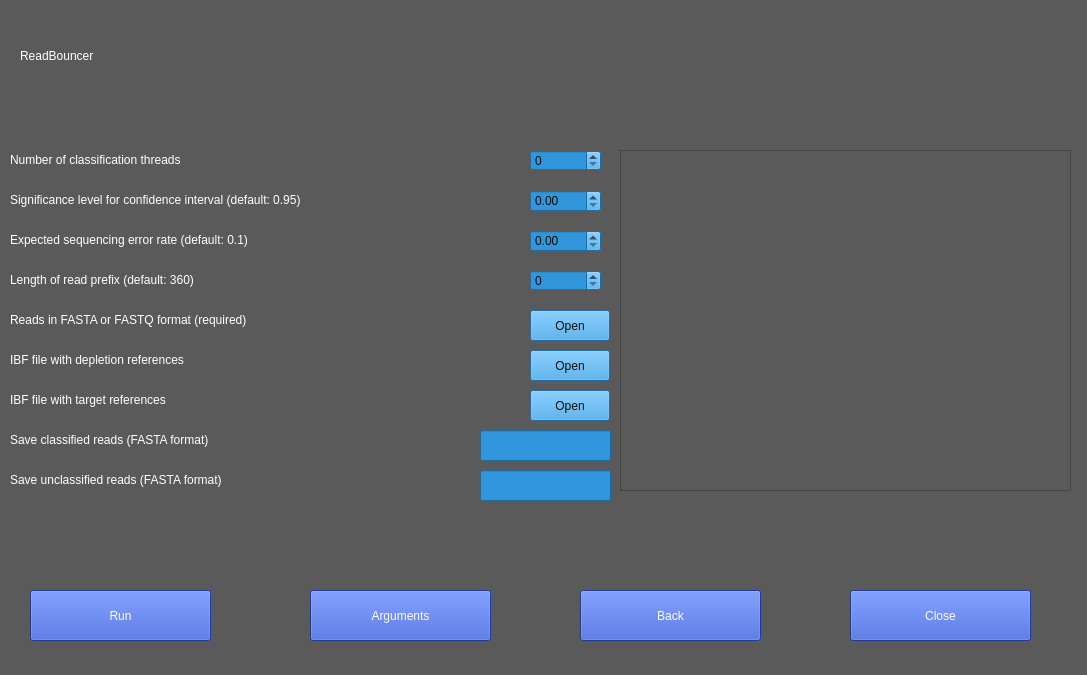
Qt form src/gui/classify_mainwindow.ui (JensUweUlrich/ReadBouncer) before a commit.
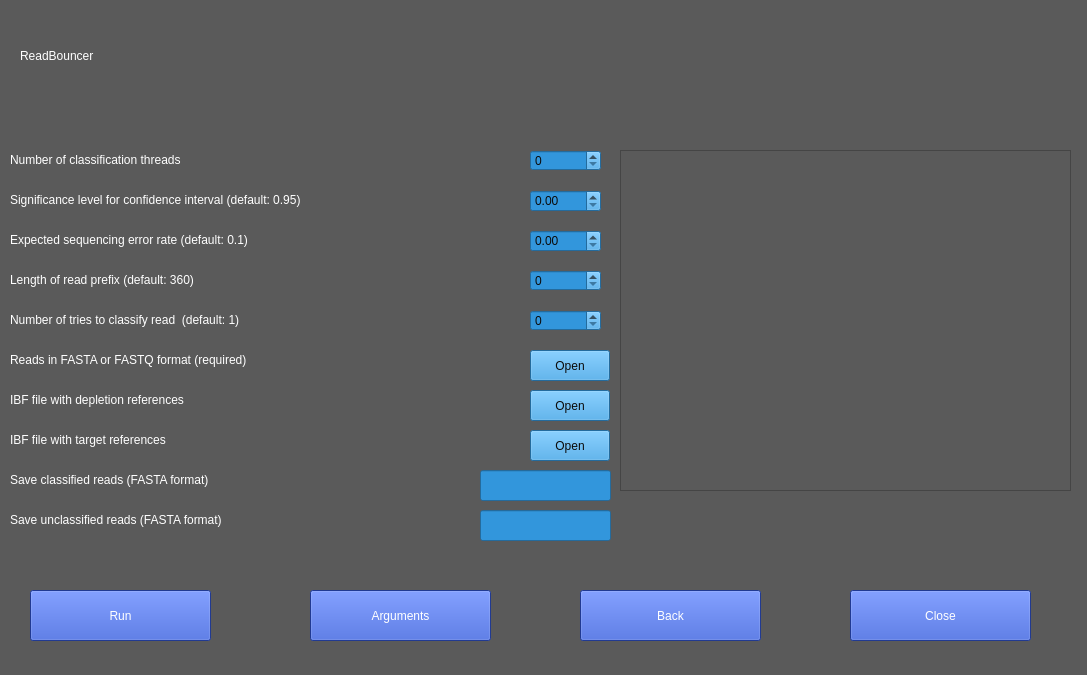
The same form after that commit.

Diff of the .ui file:
```diff
--- a/src/gui/classify_mainwindow.ui
+++ b/src/gui/classify_mainwindow.ui
@@ -167,7 +167,7 @@
    <property name="geometry">
     <rect>
      <x>10</x>
-     <y>350</y>
+     <y>390</y>
      <width>461</width>
      <height>20</height>
     </rect>
@@ -184,7 +184,7 @@
    <property name="geometry">
     <rect>
      <x>530</x>
-     <y>350</y>
+     <y>390</y>
      <width>80</width>
      <height>31</height>
     </rect>
@@ -219,7 +219,7 @@
    <property name="geometry">
     <rect>
      <x>10</x>
-     <y>310</y>
+     <y>350</y>
      <width>461</width>
      <height>20</height>
     </rect>
@@ -253,7 +253,7 @@
    <property name="geometry">
     <rect>
      <x>530</x>
-     <y>310</y>
+     <y>350</y>
      <width>80</width>
      <height>31</height>
     </rect>
@@ -290,7 +290,7 @@
    <property name="geometry">
     <rect>
      <x>10</x>
-     <y>390</y>
+     <y>430</y>
      <width>461</width>
      <height>20</height>
     </rect>
@@ -307,7 +307,7 @@
    <property name="geometry">
     <rect>
      <x>530</x>
-     <y>390</y>
+     <y>430</y>
      <width>80</width>
      <height>31</height>
     </rect>
@@ -325,7 +325,7 @@
    <property name="geometry">
     <rect>
      <x>10</x>
-     <y>430</y>
+     <y>470</y>
      <width>461</width>
      <height>20</height>
     </rect>
@@ -342,7 +342,7 @@
    <property name="geometry">
     <rect>
      <x>10</x>
-     <y>470</y>
+     <y>510</y>
      <width>461</width>
      <height>20</height>
     </rect>
@@ -439,7 +439,7 @@
    <property name="geometry">
     <rect>
      <x>480</x>
-     <y>430</y>
+     <y>470</y>
      <width>131</width>
      <height>31</height>
     </rect>
@@ -457,7 +457,7 @@
    <property name="geometry">
     <rect>
      <x>480</x>
-     <y>470</y>
+     <y>510</y>
      <width>131</width>
      <height>31</height>
     </rect>
@@ -508,6 +508,40 @@
     <string>Back</string>
    </property>
   </widget>
+  <widget class="QLabel" name="label_13">
+   <property name="geometry">
+    <rect>
+     <x>10</x>
+     <y>310</y>
+     <width>461</width>
+     <height>20</height>
+    </rect>
+   </property>
+   <property name="styleSheet">
+    <string notr="true">color: rgb(255, 255, 255);
+font: 75 10pt &quot;MS Shell Dlg 2&quot;;</string>
+   </property>
+   <property name="text">
+    <string>Number of tries to classify read  (default: 1)</string>
+   </property>
+  </widget>
+  <widget class="QSpinBox" name="spinBox_5">
+   <property name="geometry">
+    <rect>
+     <x>530</x>
+     <y>310</y>
+     <width>71</width>
+     <height>21</height>
+    </rect>
+   </property>
+   <property name="styleSheet">
+    <string notr="true">color: rgb(11, 11, 11);
+background-color: rgb(50, 150, 220);</string>
+   </property>
+   <property name="maximum">
+    <number>100000000</number>
+   </property>
+  </widget>
  </widget>
  <resources/>
  <connections/>
```
